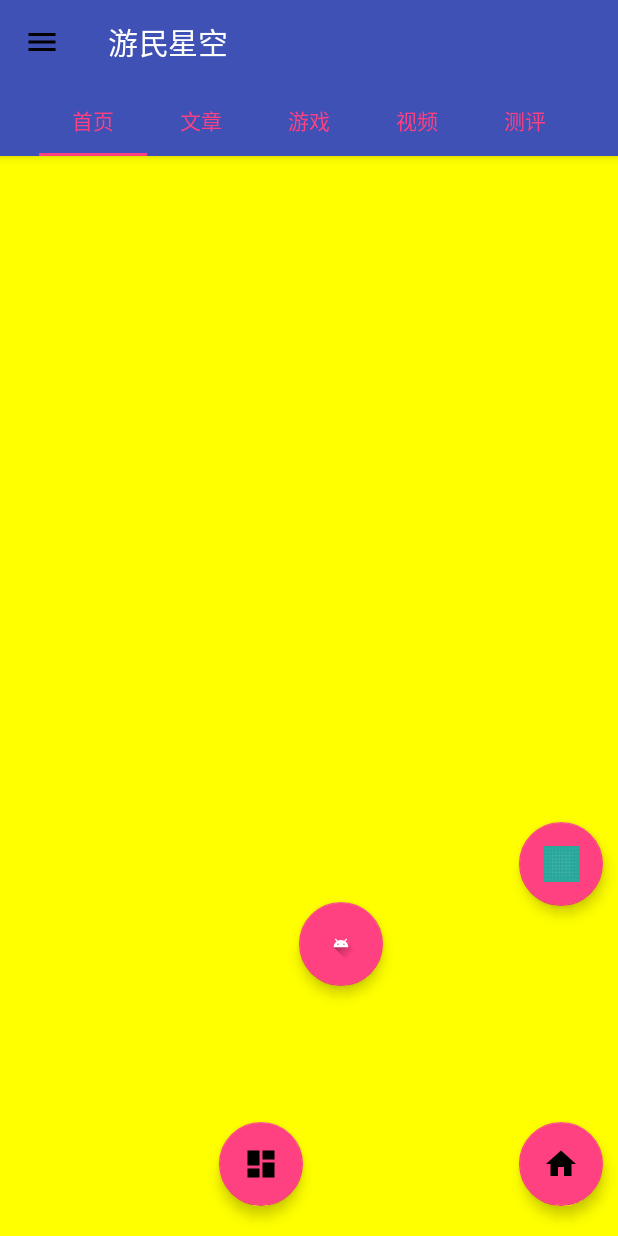
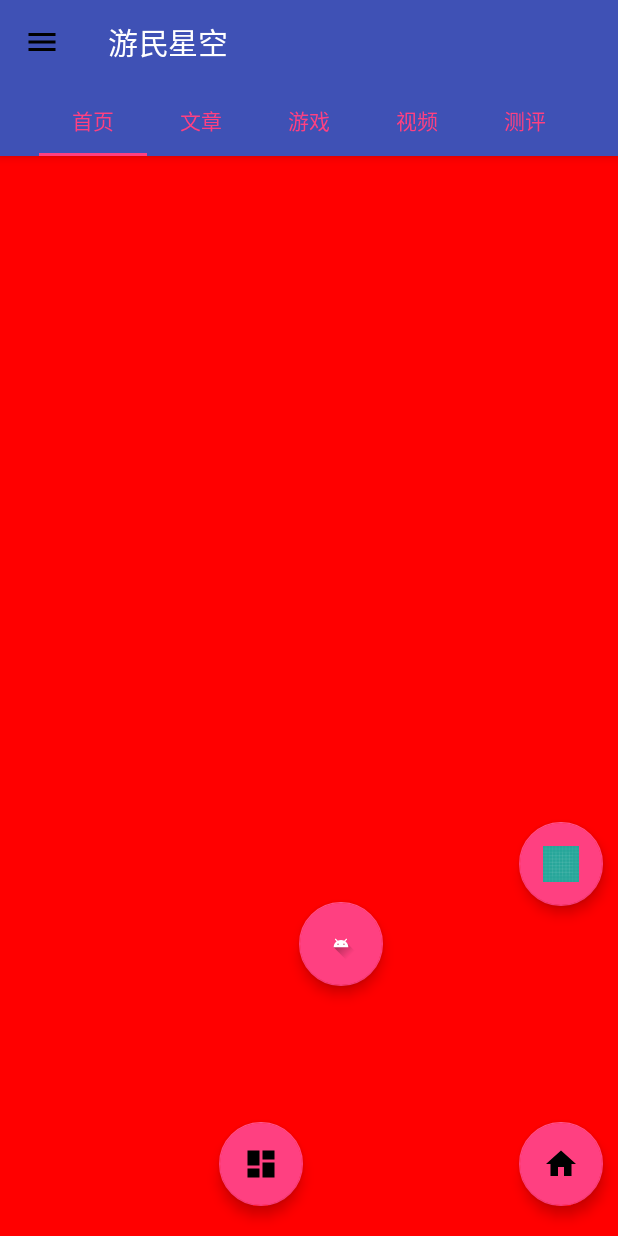
Before and after one commit to HanXuanMo/naruto, an Android app: the screen it shows after launch (MainActivity), after a tap on an icon or button, on a phone screen of 412 x 824 dp. Run offline under Robolectric (Android 15) with nearby library versions, the phone set to English and light mode, and no system bars; 2 other taps on this screen came first.

Commit message:
联动FloatingActionButton

```diff
--- a/app/src/main/res/layout/app_bar_main.xml
+++ b/app/src/main/res/layout/app_bar_main.xml
@@ -74,8 +74,7 @@
         xmlns:app="http://schemas.android.com/apk/res-auto"
         android:id="@+id/fl_menu"
         android:layout_width="match_parent"
-        android:layout_height="match_parent"
-        android:layout_gravity="bottom|end">
+        android:layout_height="match_parent">
 
         <android.support.design.widget.FloatingActionButton
             android:id="@+id/float_btn1"
--- a/app/src/main/res/values/colors.xml
+++ b/app/src/main/res/values/colors.xml
@@ -3,4 +3,7 @@
     <color name="colorPrimary">#3F51B5</color>
     <color name="colorPrimaryDark">#303F9F</color>
     <color name="colorAccent">#FF4081</color>
+    <color name="colorPc">#ff0000</color>
+    <color name="colorXbox">#d95f5f</color>
+    <color name="colorNs">#342b2b</color>
 </resources>
```
Also changed, not shown: app/src/main/java/com/naruto/android/MainActivity.java (+48 -8 lines).
